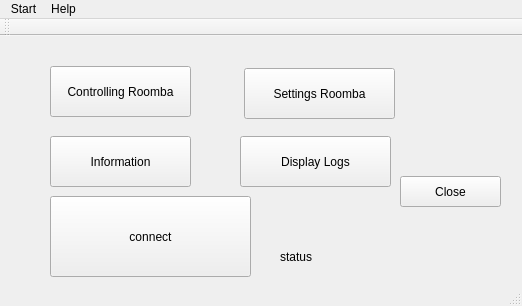
Qt form GUI/Gui-RoombaV1.0/roomba.ui (K-4U/ese_project4y5) before a commit.
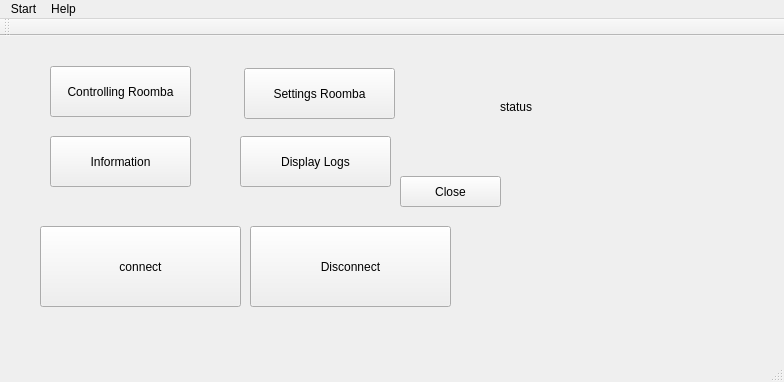
The same form after that commit.

The edit to the form file:
```diff
--- a/GUI/Gui-RoombaV1.0/roomba.ui
+++ b/GUI/Gui-RoombaV1.0/roomba.ui
@@ -6,8 +6,8 @@
    <rect>
     <x>0</x>
     <y>0</y>
-    <width>522</width>
-    <height>306</height>
+    <width>784</width>
+    <height>382</height>
    </rect>
   </property>
   <property name="windowTitle">
@@ -82,8 +82,8 @@
    <widget class="QPushButton" name="pbConnect">
     <property name="geometry">
      <rect>
-      <x>50</x>
-      <y>160</y>
+      <x>40</x>
+      <y>190</y>
       <width>201</width>
       <height>81</height>
      </rect>
@@ -95,8 +95,8 @@
    <widget class="QLabel" name="lbConnect">
     <property name="geometry">
      <rect>
-      <x>280</x>
-      <y>200</y>
+      <x>500</x>
+      <y>50</y>
       <width>161</width>
       <height>41</height>
      </rect>
@@ -105,13 +105,26 @@
      <string>status</string>
     </property>
    </widget>
+   <widget class="QPushButton" name="pbDisonnect">
+    <property name="geometry">
+     <rect>
+      <x>250</x>
+      <y>190</y>
+      <width>201</width>
+      <height>81</height>
+     </rect>
+    </property>
+    <property name="text">
+     <string>Disconnect</string>
+    </property>
+   </widget>
   </widget>
   <widget class="QMenuBar" name="menuBar">
    <property name="geometry">
     <rect>
      <x>0</x>
      <y>0</y>
-     <width>522</width>
+     <width>784</width>
      <height>21</height>
     </rect>
    </property>
```
